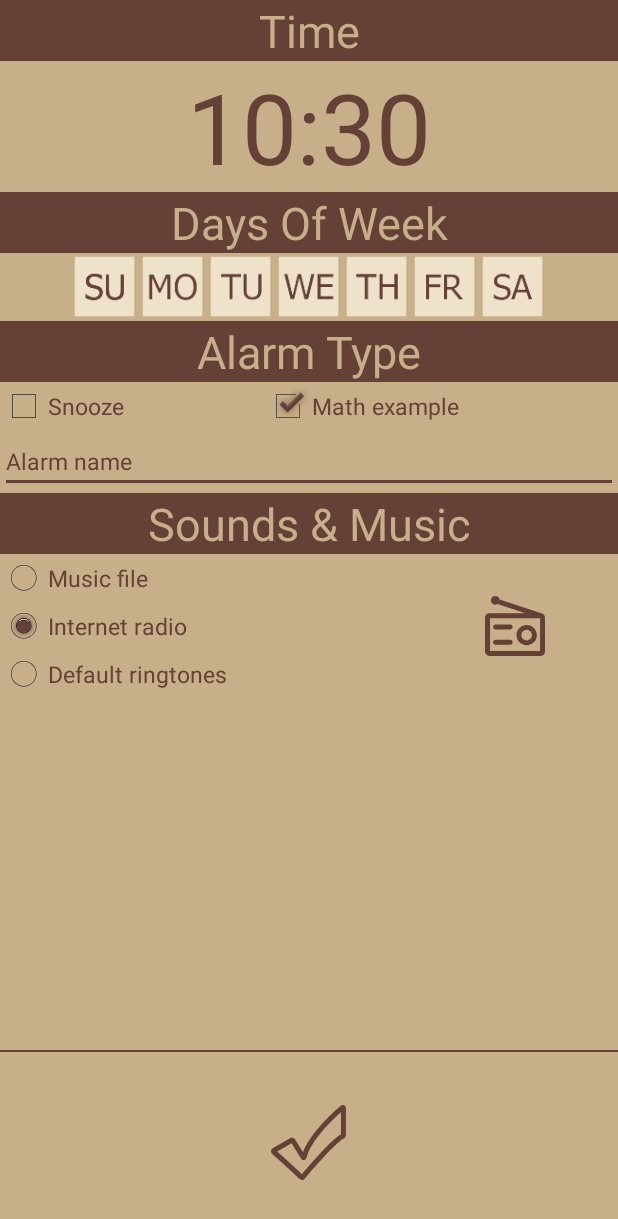
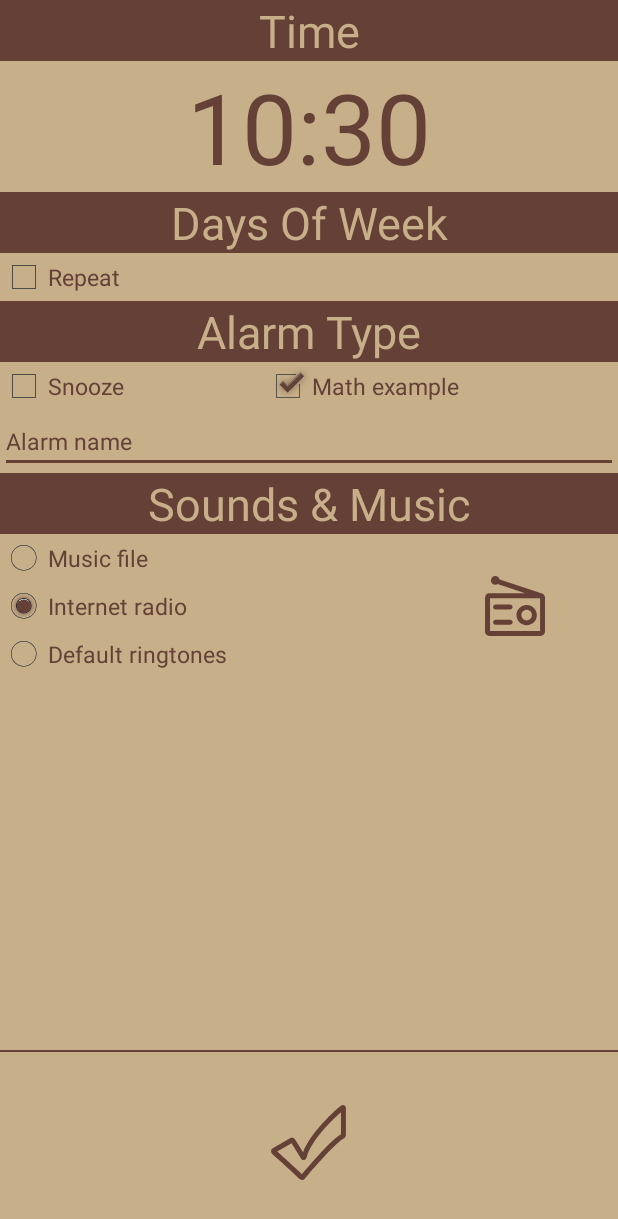
Before and after one commit to 9tilov/common-alarm-clock, an Android app: the ActivitySettings screen opened directly, with no data from a screen before it, on a phone screen of 412 x 824 dp. Shown: the top 1219 px of the screen. Run offline under Robolectric (Android 15) with nearby library versions, the phone set to English and light mode, and no system bars; libraries missing offline, so code that uses them is left out: com.google.android.gms, de.greenrobot.dao; pictures from the network do not load; 6 statements that could not run were skipped.

Commit message:
создана ветка develop, добавляется чекбокс с днями недели

```diff
--- a/app/src/main/java/com/moggot/commonalarmclock/ActivitySettings.java
+++ b/app/src/main/java/com/moggot/commonalarmclock/ActivitySettings.java
@@ -1,5 +1,6 @@
 package com.moggot.commonalarmclock;
 
+import android.app.Activity;
 import android.app.TimePickerDialog;
 import android.content.Context;
 import android.content.Intent;
@@ -22,6 +23,7 @@ import android.widget.CompoundButton;
 import android.widget.EditText;
 import android.widget.RadioButton;
 import android.widget.RadioGroup;
+import android.widget.RelativeLayout;
 import android.widget.TextView;
 import android.widget.TimePicker;
 
@@ -57,7 +59,7 @@ public class ActivitySettings extends AppCompatActivity implements OnClickListen
 
     private TextView tvAlarmTime;
     private SparseIntArray tbDaysOfWeek;
-    private CheckBox checkBoxMath, checkBoxSnooze;
+    private CheckBox checkBoxMath, checkBoxSnooze, checkBoxRepeat;
     private RadioGroup rgMusic;
     private Button btnMusic;
 
@@ -86,6 +88,9 @@ public class ActivitySettings extends AppCompatActivity implements OnClickListen
 
         checkBoxSnooze = (CheckBox) findViewById(R.id.checkBoxSnooze);
         checkBoxSnooze.setOnCheckedChangeListener(checkBoxListener);
+
+        checkBoxRepeat = (CheckBox) findViewById(R.id.checkBoxRepeat);
+        checkBoxRepeat.setOnCheckedChangeListener(checkBoxListener);
 
         tbDaysOfWeek = new SparseIntArray();
         tbDaysOfWeek.put(R.id.tbMonday, Calendar.MONDAY);
@@ -120,7 +125,6 @@ public class ActivitySettings extends AppCompatActivity implements OnClickListen
         final AlarmData alarmData = new AlarmData();
         SettingsDisplay settingsDisplay = new SettingsDisplay(this, alarmData);
         alarmData.setAlarm(alarm);
-        settingsDisplay.display();
 
         btnSave.setOnClickListener(new View.OnClickListener() {
             @Override
@@ -199,11 +203,15 @@ public class ActivitySettings extends AppCompatActivity implements OnClickListen
                     alarm.setIsSnoozeEnable(true);
                 if (buttonView.getId() == R.id.checkBoxMath)
                     alarm.setIsMathEnable(true);
+                if (buttonView.getId() == R.id.checkBoxRepeat)
+                    ((RelativeLayout)((Activity)ActivitySettings.this).findViewById(R.id.rlDays)).setVisibility(View.VISIBLE);
             } else {
                 if (buttonView.getId() == R.id.checkBoxSnooze)
                     alarm.setIsSnoozeEnable(false);
                 if (buttonView.getId() == R.id.checkBoxMath)
                     alarm.setIsMathEnable(false);
+                if (buttonView.getId() == R.id.checkBoxRepeat)
+                    ((RelativeLayout)((Activity)ActivitySettings.this).findViewById(R.id.rlDays)).setVisibility(View.GONE);
             }
         }
     };
--- a/app/src/main/java/com/moggot/commonalarmclock/AlarmManager.java
+++ b/app/src/main/java/com/moggot/commonalarmclock/AlarmManager.java
@@ -17,7 +17,7 @@ public class AlarmManager implements AlarmType {
         if (ids.get(Consts.TOMORROW) != 0)
             on.setType(new SingleAlarm());
         else
-            on.setType(new RepeateAlarm());
+            on.setType(new RepeatAlarm());
     }
 
     public void cancelAlarm(AlarmContext alarmContext) {
@@ -27,6 +27,6 @@ public class AlarmManager implements AlarmType {
         if (ids.get(Consts.TOMORROW) != 0)
             off.setType(new SingleAlarm());
         else
-            off.setType(new RepeateAlarm());
+            off.setType(new RepeatAlarm());
     }
 }
--- a/app/src/main/java/com/moggot/commonalarmclock/RepeateAlarm.java
+++ b/app/src/main/java/com/moggot/commonalarmclock/RepeatAlarm.java
@@ -15,9 +15,9 @@ import java.util.Calendar;
  * Created by toor on 01.03.17.
  */
 
-public class RepeateAlarm implements AlarmType {
+public class RepeatAlarm implements AlarmType {
 
-    private static final String LOG_TAG = "RepeateAlarm";
+    private static final String LOG_TAG = "RepeatAlarm";
 
     public void setAlarm(AlarmContext alarmContext) {
         Context context = alarmContext.getActivityContext();
--- a/app/src/main/java/com/moggot/commonalarmclock/observer/SettingsDisplay.java
+++ b/app/src/main/java/com/moggot/commonalarmclock/observer/SettingsDisplay.java
@@ -2,12 +2,13 @@ package com.moggot.commonalarmclock.observer;
 
 import android.app.Activity;
 import android.content.Context;
-import android.util.Log;
 import android.util.SparseIntArray;
+import android.view.View;
 import android.widget.CheckBox;
 import android.widget.EditText;
 import android.widget.RadioButton;
 import android.widget.RadioGroup;
+import android.widget.RelativeLayout;
 import android.widget.TextView;
 import android.widget.ToggleButton;
 
@@ -29,17 +30,10 @@ public class SettingsDisplay implements Observer {
 
     private Activity activity;
 
-    private TextView tvAlarmTime;
     private SparseIntArray tbDaysOfWeek;
-    private CheckBox checkBoxSnooze;
-    private CheckBox checkBoxMathExample;
-    private EditText etName;
-    private RadioGroup rgMusicType;
 
     public SettingsDisplay(Context context, AlarmData alarmData) {
         this.activity = (Activity) context;
-
-        tvAlarmTime = (TextView) activity.findViewById(R.id.tvAlarmTime);
 
         tbDaysOfWeek = new SparseIntArray();
         tbDaysOfWeek.put(R.id.tbMonday, Calendar.MONDAY);
@@ -49,13 +43,6 @@ public class SettingsDisplay implements Observer {
         tbDaysOfWeek.put(R.id.tbFriday, Calendar.FRIDAY);
         tbDaysOfWeek.put(R.id.tbSaturday, Calendar.SATURDAY);
         tbDaysOfWeek.put(R.id.tbSunday, Calendar.SUNDAY);
-
-        checkBoxSnooze = (CheckBox) activity.findViewById(R.id.checkBoxSnooze);
-        checkBoxMathExample = (CheckBox) activity.findViewById(R.id.checkBoxMath);
-
-        etName = (EditText) activity.findViewById(R.id.etAlarmName);
-
-        rgMusicType = (RadioGroup) activity.findViewById(R.id.rgMusicType);
 
         alarmData.registerObserver(this);
     }
@@ -78,32 +65,38 @@ public class SettingsDisplay implements Observer {
         Date date = alarm.getDate();
         Calendar calendar = Calendar.getInstance();
         calendar.setTime(date);
-        tvAlarmTime.setText(getTimeStr(calendar.getTimeInMillis()));
+        ((TextView) activity.findViewById(R.id.tvAlarmTime)).setText(getTimeStr(calendar.getTimeInMillis()));
     }
 
     private void displayDays() {
+        if (((CheckBox) activity.findViewById(R.id.checkBoxRepeat)).isChecked()) {
+            ((RelativeLayout) activity.findViewById(R.id.rlDays)).setVisibility(View.VISIBLE);
             SparseIntArray ids = alarm.getIDs();
             for (int requestCode = 0; requestCode < ids.size(); ++requestCode) {
                 for (int btnID = 0; btnID < tbDaysOfWeek.size(); ++btnID) {
                     int key = tbDaysOfWeek.keyAt(btnID);
-                if (ids.keyAt(requestCode) == tbDaysOfWeek.get(key))
+                    if (ids.keyAt(requestCode) == tbDaysOfWeek.get(key)) {
                         ((ToggleButton) activity.findViewById(key))
                                 .setChecked(true);
                     }
                 }
             }
+        } else {
+            ((RelativeLayout) activity.findViewById(R.id.rlDays)).setVisibility(View.GONE);
+        }
+    }
 
     private void displayCheckBoxes() {
-        checkBoxSnooze.setChecked(alarm.getIsSnoozeEnable());
-        checkBoxMathExample.setChecked(alarm.getIsMathEnable());
+        ((CheckBox) activity.findViewById(R.id.checkBoxSnooze)).setChecked(alarm.getIsSnoozeEnable());
+        ((CheckBox) activity.findViewById(R.id.checkBoxMath)).setChecked(alarm.getIsMathEnable());
     }
 
     private void displayAlarmName() {
-        etName.setText(alarm.getName());
+        ((EditText) activity.findViewById(R.id.etAlarmName)).setText(alarm.getName());
     }
 
     private void displayMusicType() {
-        ((RadioButton) rgMusicType.getChildAt(alarm.getMusicType())).setChecked(true);
+        ((RadioButton) ((RadioGroup) activity.findViewById(R.id.rgMusicType)).getChildAt(alarm.getMusicType())).setChecked(true);
     }
 
     private String getTimeStr(long timeInMillis) {
--- a/app/src/main/res/layout/activity_settings.xml
+++ b/app/src/main/res/layout/activity_settings.xml
@@ -61,7 +61,16 @@
                     android:textAppearance="?android:attr/textAppearanceLarge" />
             </LinearLayout>
 
+            <CheckBox
+                android:id="@+id/checkBoxRepeat"
+                style="@style/TextCheckbox"
+                android:layout_width="wrap_content"
+                android:layout_height="wrap_content"
+                android:checked="false"
+                android:text="@string/repeat" />
+
             <RelativeLayout
+                android:id="@+id/rlDays"
                 android:layout_width="match_parent"
                 android:layout_height="wrap_content"
                 android:orientation="horizontal">
@@ -271,8 +280,8 @@
                         android:layout_height="@dimen/btn_music_icons"
                         android:layout_centerHorizontal="true"
                         android:layout_centerVertical="true"
-                        android:onClick="onClickMusic"
-                        android:background="@drawable/ic_radio"/>
+                        android:background="@drawable/ic_radio"
+                        android:onClick="onClickMusic" />
 
                 </RelativeLayout>
             </LinearLayout>
@@ -302,7 +311,7 @@
             android:layout_height="@dimen/save_btn_size"
             android:layout_centerHorizontal="true"
             android:layout_centerVertical="true"
-            android:background="@drawable/ic_save"/>
+            android:background="@drawable/ic_save" />
     </RelativeLayout>
 
 </LinearLayout>
--- a/app/src/main/res/values/strings.xml
+++ b/app/src/main/res/values/strings.xml
@@ -23,6 +23,7 @@
     <string name="stop_alarm">Stop</string>
     <string name="ok">OK</string>
     <string name="snooze">Snooze</string>
+    <string name="repeat">Repeat</string>
     <string name="math">Math example</string>
     <string name="internet_radio">Internet radio</string>
     <string name="music_file">Music file</string>
--- a/build.gradle
+++ b/build.gradle
@@ -5,7 +5,7 @@ buildscript {
         jcenter()
     }
     dependencies {
-        classpath 'com.android.tools.build:gradle:2.3.0'
+        classpath 'com.android.tools.build:gradle:2.3.1'
         classpath 'com.google.gms:google-services:3.0.0'
 
         // NOTE: Do not place your application dependencies here; they belong
```
Also changed, not shown: 2 other files. Lines whose indentation alone changed are shown as unchanged.
